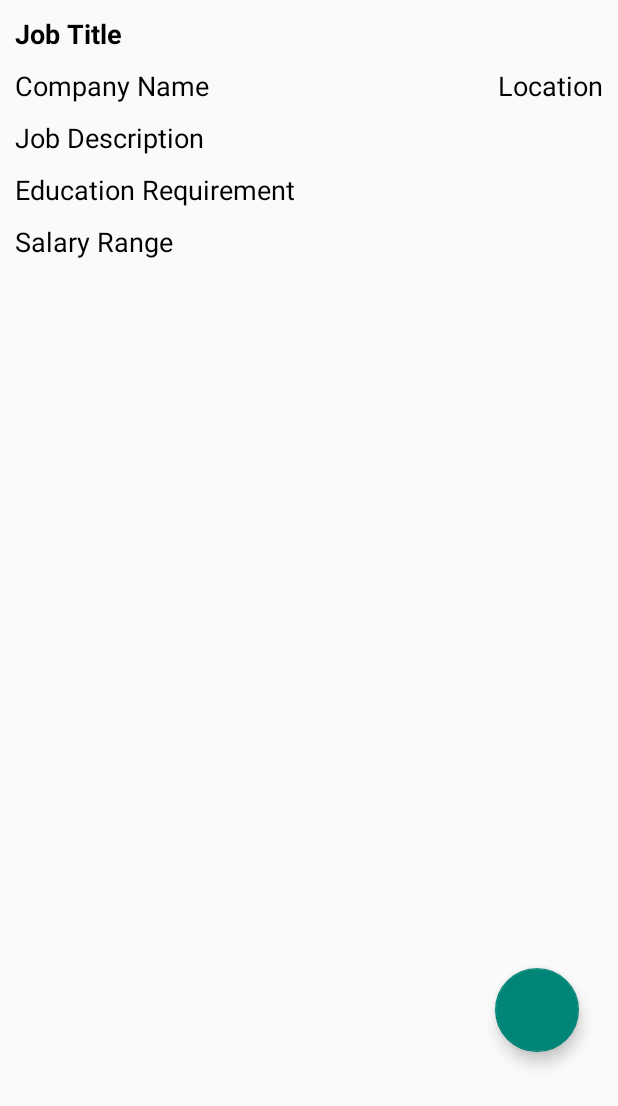
After one commit to stevenjosh011000/LJobs, an Android app: the layout fragment_job_desc.xml on its own in the app's theme, with its tools: preview values and no code run, on a phone screen of 412 x 824 dp. The commit adds this screen. Shown: the top 1106 px of the screen. Run offline under Robolectric (Android 15) with nearby library versions, the phone set to English and light mode, and no system bars.

Commit message:
20/9/2022

```diff
--- /dev/null
+++ b/app/src/main/res/drawable/ic_baseline_chevron_right_24.xml
@@ -0,0 +1,5 @@
+<vector android:height="24dp" android:tint="#000000"
+    android:viewportHeight="24" android:viewportWidth="24"
+    android:width="24dp" xmlns:android="http://schemas.android.com/apk/res/android">
+    <path android:fillColor="@android:color/white" android:pathData="M10,6L8.59,7.41 13.17,12l-4.58,4.59L10,18l6,-6z"/>
+</vector>
--- /dev/null
+++ b/app/src/main/res/layout/fragment_job_desc.xml
@@ -0,0 +1,94 @@
+<?xml version="1.0" encoding="utf-8"?>
+<LinearLayout
+    xmlns:android="http://schemas.android.com/apk/res/android"
+    xmlns:app="http://schemas.android.com/apk/res-auto"
+    android:layout_width="match_parent"
+    android:layout_height="match_parent"
+    android:orientation="vertical"
+    android:scrollbars="vertical"
+    android:padding="10dp">
+
+    <ScrollView
+        android:layout_width="match_parent"
+        android:layout_height="619dp">
+
+        <LinearLayout
+            android:layout_width="match_parent"
+            android:layout_height="match_parent"
+            android:orientation="vertical">
+
+            <TextView
+                android:layout_width="match_parent"
+                android:layout_height="wrap_content"
+                android:text="Job Title"
+                android:textColor="@android:color/black"
+                android:textSize="18sp"
+                android:textStyle="bold" />
+
+            <LinearLayout
+                android:layout_width="wrap_content"
+                android:layout_height="wrap_content"
+                android:orientation="horizontal">
+
+                <TextView
+                    android:layout_width="match_parent"
+                    android:layout_height="wrap_content"
+                    android:layout_marginTop="10dp"
+                    android:text="Company Name"
+                    android:textColor="@android:color/black"
+                    android:textSize="18sp" />
+
+                <View
+                    android:layout_width="0dp"
+                    android:layout_height="0dp"
+                    android:layout_weight="1" />
+
+                <TextView
+                    android:layout_width="match_parent"
+                    android:layout_height="wrap_content"
+                    android:layout_marginTop="10dp"
+                    android:text="Location"
+                    android:textColor="@android:color/black"
+                    android:textSize="18sp" />
+            </LinearLayout>
+
+
+            <TextView
+                android:layout_width="match_parent"
+                android:layout_height="wrap_content"
+                android:layout_marginTop="10dp"
+                android:text="Job Description"
+                android:textColor="@android:color/black"
+                android:textSize="18sp" />
+
+            <TextView
+                android:layout_width="match_parent"
+                android:layout_height="wrap_content"
+                android:layout_marginTop="10dp"
+                android:text="Education Requirement"
+                android:textColor="@android:color/black"
+                android:textSize="18sp" />
+
+            <TextView
+                android:layout_width="match_parent"
+                android:layout_height="wrap_content"
+                android:layout_marginTop="10dp"
+                android:text="Salary Range"
+                android:textColor="@android:color/black"
+                android:textSize="18sp" />
+
+
+        </LinearLayout>
+
+    </ScrollView>
+
+    <com.google.android.material.floatingactionbutton.FloatingActionButton
+        android:id="@+id/applyJob"
+        android:layout_width="wrap_content"
+        android:layout_height="match_parent"
+        android:layout_gravity="end"
+
+        android:layout_margin="16dp"
+        android:contentDescription="Apply" />
+
+</LinearLayout>
```
Also changed, not shown: app/src/main/res/layout/fragment_home.xml (+13 -3 lines), app/src/main/res/layout/job_item_row.xml (added, +81 -0 lines).
